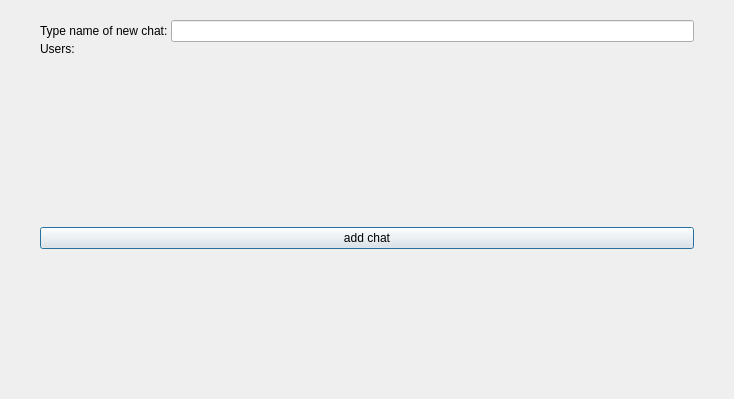
This is addnewchatdialog.ui in andriilanin/inSide as Qt 5 draws it before an edit. The edited form follows.
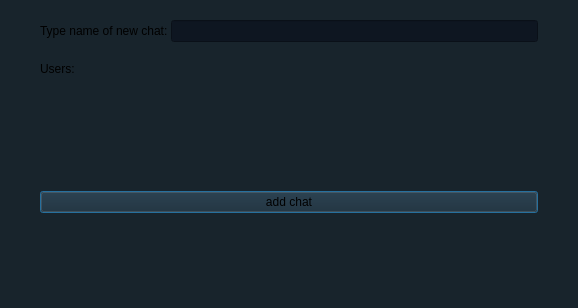
This is the edited form.

Commit message: Added hover logic for chatItems, added some design for AddNewChatDialog

Diff of the .ui file:
```diff
--- a/addnewchatdialog.ui
+++ b/addnewchatdialog.ui
@@ -6,13 +6,16 @@
    <rect>
     <x>0</x>
     <y>0</y>
-    <width>734</width>
-    <height>399</height>
+    <width>578</width>
+    <height>308</height>
    </rect>
   </property>
   <property name="windowTitle">
    <string>Dialog</string>
   </property>
+  <property name="styleSheet">
+   <string notr="true">background: rgb(24,36,44);</string>
+  </property>
   <layout class="QVBoxLayout" name="verticalLayout_2">
    <property name="spacing">
     <number>0</number>
@@ -48,7 +51,7 @@
       </spacer>
      </item>
      <item>
-      <layout class="QVBoxLayout" name="inputsLayout" stretch="1,1,0,0,10,0,0,0">
+      <layout class="QVBoxLayout" name="inputsLayout" stretch="1,1,0,0,0,10,0,0,0">
        <property name="spacing">
         <number>0</number>
        </property>
@@ -87,10 +90,30 @@
           </widget>
          </item>
          <item>
-          <widget class="QLineEdit" name="NewChatNameInput"/>
+          <widget class="QLineEdit" name="NewChatNameInput">
+           <property name="styleSheet">
+            <string notr="true">background: rgb(14,22,33);</string>
+           </property>
+          </widget>
          </item>
         </layout>
        </item>
+       <item>
+        <spacer name="verticalSpacer_4">
+         <property name="orientation">
+          <enum>Qt::Orientation::Vertical</enum>
+         </property>
+         <property name="sizeType">
+          <enum>QSizePolicy::Policy::Fixed</enum>
+         </property>
+         <property name="sizeHint" stdset="0">
+          <size>
+           <width>20</width>
+           <height>20</height>
+          </size>
+         </property>
+        </spacer>
+       </item>
        <item>
         <widget class="QLabel" name="UsersLabel">
          <property name="text">
@@ -142,6 +165,12 @@
          <property name="text">
           <string>add chat</string>
          </property>
+         <property name="default">
+          <bool>false</bool>
+         </property>
+         <property name="flat">
+          <bool>false</bool>
+         </property>
         </widget>
        </item>
        <item>
```
The commit also changes 7 other files.
